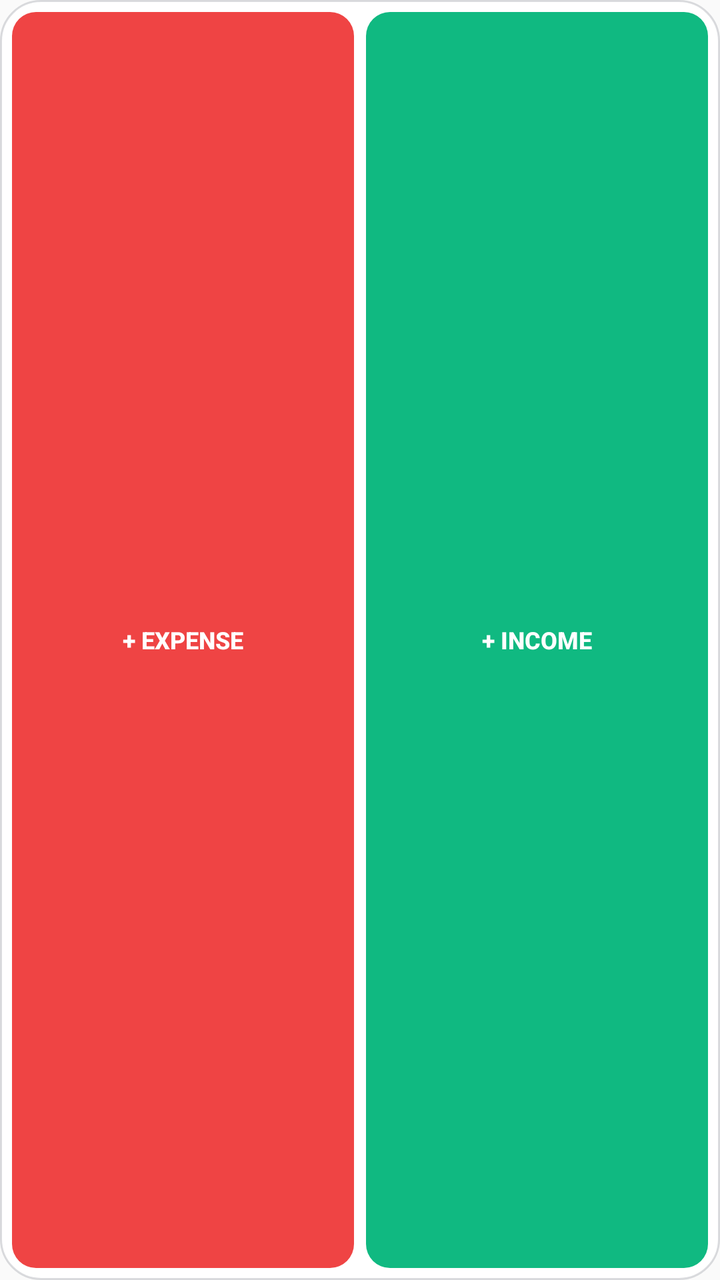
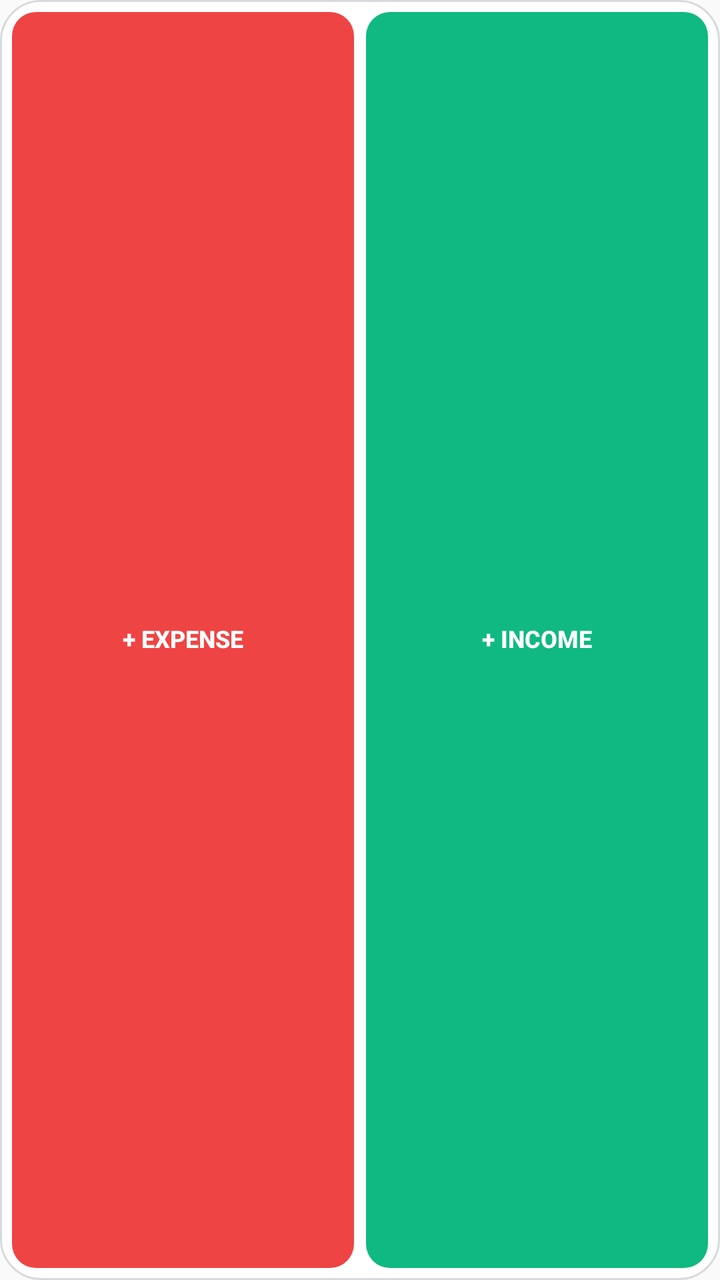

Before-and-after screenshots of an Android layout around one commit, followed by the original layout XML and the change that was made.
<!-- AndroidManifest.xml: application theme Theme.ExpenseTracker -->
<!-- res/layout/widget_quick_add.xml -->
<?xml version="1.0" encoding="utf-8"?>
<LinearLayout xmlns:android="http://schemas.android.com/apk/res/android"
    android:id="@+id/quick_widget_root"
    android:layout_width="match_parent"
    android:layout_height="match_parent"
    android:orientation="horizontal"
    android:padding="6dp"
    android:gravity="center"
    android:background="@drawable/bg_widget_card"
    android:weightSum="2">

    <Button
        android:id="@+id/quick_widget_btn_expense"
        android:layout_width="0dp"
        android:layout_height="match_parent"
        android:layout_weight="1"
        android:text="+ Expense"
        android:textSize="12sp"
        android:textStyle="bold"
        android:background="@drawable/bg_widget_btn_expense"
        android:textColor="@color/widget_btn_text"
        android:stateListAnimator="@null"
        android:layout_marginEnd="3dp" />

    <Button
        android:id="@+id/quick_widget_btn_income"
        android:layout_width="0dp"
        android:layout_height="match_parent"
        android:layout_weight="1"
        android:text="+ Income"
        android:textSize="12sp"
        android:textStyle="bold"
        android:background="@drawable/bg_widget_btn_income"
        android:textColor="@color/widget_btn_text"
        android:stateListAnimator="@null"
        android:layout_marginStart="3dp" />
</LinearLayout>
<!-- resources referenced by this layout -->
<resources>
  <color name="widget_btn_text">#FFFFFF</color>
  <!-- drawable bg_widget_btn_expense (drawable) -->
  <?xml version="1.0" encoding="utf-8"?>
  <shape xmlns:android="http://schemas.android.com/apk/res/android"
      android:shape="rectangle">
      <solid android:color="@color/widget_btn_expense_bg" />
      <corners android:radius="12dp" />
  </shape>
  <!-- drawable bg_widget_btn_income (drawable) -->
  <?xml version="1.0" encoding="utf-8"?>
  <shape xmlns:android="http://schemas.android.com/apk/res/android"
      android:shape="rectangle">
      <solid android:color="@color/widget_btn_income_bg" />
      <corners android:radius="12dp" />
  </shape>
  <!-- drawable bg_widget_card (drawable) -->
  <?xml version="1.0" encoding="utf-8"?>
  <shape xmlns:android="http://schemas.android.com/apk/res/android"
      android:shape="rectangle">
      <solid android:color="@color/widget_bg_color" />
      <corners android:radius="20dp" />
      <stroke
          android:width="1dp"
          android:color="@color/widget_border_color" />
  </shape>
  <style name="Theme.ExpenseTracker" parent="Theme.AppCompat.DayNight.NoActionBar">
          <item name="windowActionBar">false</item>
          <item name="windowNoTitle">true</item>
          <item name="android:statusBarColor">@android:color/transparent</item>
          <item name="android:navigationBarColor">@android:color/transparent</item>
          <item name="android:windowLightStatusBar">true</item>
      </style>
  <color name="widget_btn_expense_bg">#EF4444</color>
  <color name="widget_btn_income_bg">#10B981</color>
  <color name="widget_bg_color">#F2FFFFFF</color>
  <color name="widget_border_color">#260F172A</color>
</resources>

<!-- the commit's change to res/layout/widget_quick_add.xml (unified diff, before → after) -->
@@ -20,6 +20,13 @@
         android:background="@drawable/bg_widget_btn_expense"
         android:textColor="@color/widget_btn_text"
         android:stateListAnimator="@null"
+        android:minHeight="0dp"
+        android:minWidth="0dp"
+        android:padding="0dp"
+        android:paddingStart="4dp"
+        android:paddingEnd="4dp"
+        android:gravity="center"
+        android:includeFontPadding="false"
         android:layout_marginEnd="3dp" />
 
     <Button
@@ -33,5 +40,12 @@
         android:background="@drawable/bg_widget_btn_income"
         android:textColor="@color/widget_btn_text"
         android:stateListAnimator="@null"
+        android:minHeight="0dp"
+        android:minWidth="0dp"
+        android:padding="0dp"
+        android:paddingStart="4dp"
+        android:paddingEnd="4dp"
+        android:gravity="center"
+        android:includeFontPadding="false"
         android:layout_marginStart="3dp" />
 </LinearLayout>
